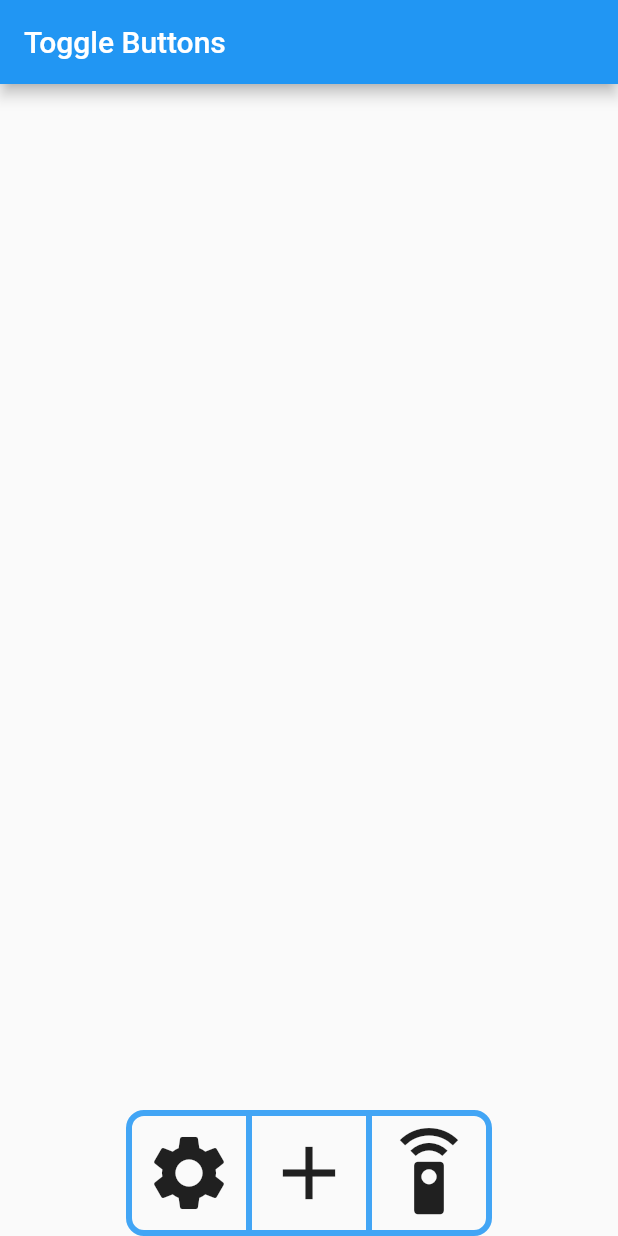
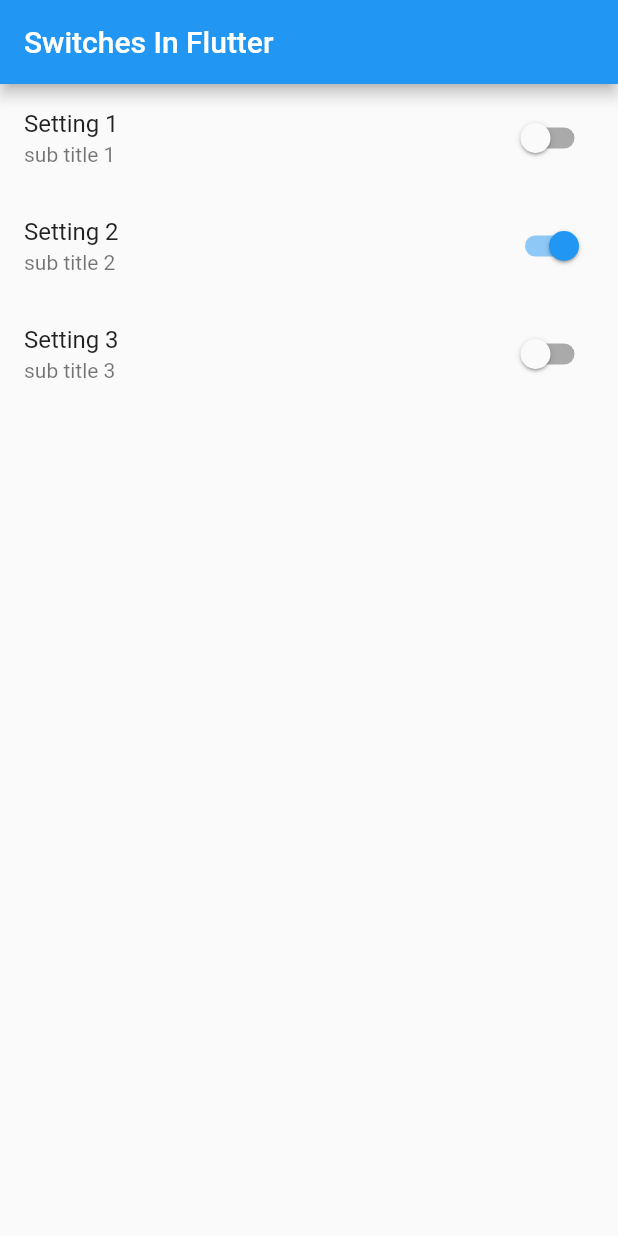
Before and after one commit to akashkamble6226/FlutterTips, a Flutter app: the screen it shows after launch, on a phone screen of 412 x 824 dp. Run offline on Flutter 3.47's test engine with Material 2 defaults, Android fonts, the phone set to English and light mode, and no system bars.

Commit message:
added switches

```diff
--- a/lib/main.dart
+++ b/lib/main.dart
@@ -21,6 +21,7 @@ import 'package:tipsandtricks/widgets/adding_progress_bar_with_num.dart';
 import 'package:tipsandtricks/widgets/adding_selection_text.dart';
 import 'package:tipsandtricks/widgets/adding_shadow_icon.dart';
 import 'package:tipsandtricks/widgets/censoring_textfield.dart';
+import 'package:tipsandtricks/widgets/displaying_and_reacting_to_switches.dart';
 
 import 'widgets/adding_custome_clippers.dart';
 
@@ -42,7 +43,7 @@ class MyApp extends StatelessWidget {
       theme: ThemeData(
         primarySwatch: Colors.blue,
       ),
-      home:  const HomeScreen(),
+      home:  const PlayWithSwitches(),
     );
   }
 }
--- /dev/null
+++ b/lib/widgets/displaying_and_reacting_to_switches.dart
@@ -0,0 +1,48 @@
+import 'package:flutter/material.dart';
+
+class Setting {
+  final String title;
+  final String subTitle;
+  bool isOn;
+  Setting({required this.isOn, required this.subTitle, required this.title});
+}
+
+extension Flip on Setting {
+  void flip() => isOn = !isOn;
+}
+
+final settings = [
+  Setting(title: 'Setting 1', subTitle: 'sub title 1', isOn: false),
+  Setting(title: 'Setting 2', subTitle: 'sub title 2', isOn: true),
+  Setting(title: 'Setting 3', subTitle: 'sub title 3', isOn: false),
+];
+
+class PlayWithSwitches extends StatefulWidget {
+  const PlayWithSwitches({Key? key}) : super(key: key);
+
+  @override
+  _PlayWithSwitchesState createState() => _PlayWithSwitchesState();
+}
+
+class _PlayWithSwitchesState extends State<PlayWithSwitches> {
+  @override
+  Widget build(BuildContext context) {
+    return Scaffold(
+      appBar: AppBar(
+        title: const Text('Switches In Flutter'),
+      ),
+      body: ListView(
+        children: settings
+            .map((e) => SwitchListTile(
+                  value: e.isOn,
+                  onChanged: (value) {
+                    setState(() => e.flip());
+                  },
+                  title: Text(e.title),
+                  subtitle: Text(e.subTitle),
+                ))
+            .toList(),
+      ),
+    );
+  }
+}
```
